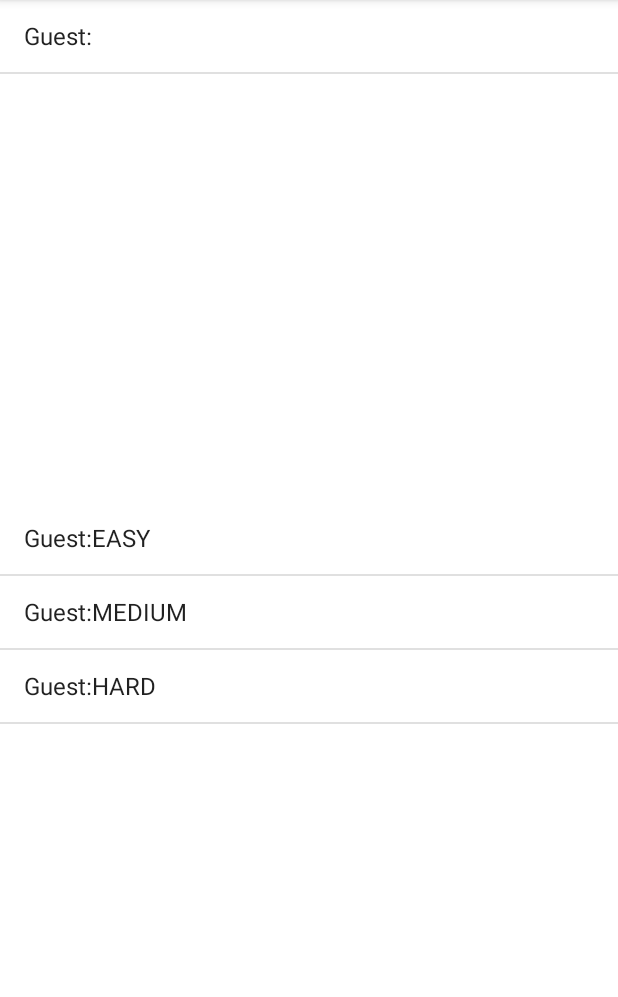
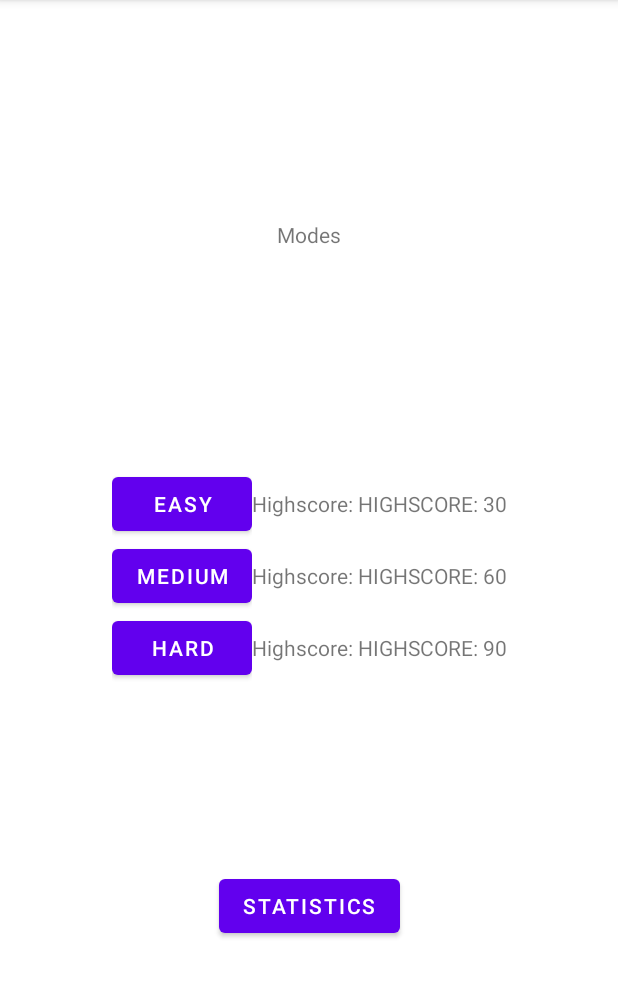
Before and after one commit to DGMGIT/memory_math, an Android app: the screen it shows after launch (TestDB before the commit, ModeSelector after it), after a tap on "LOGIN", on a phone screen of 412 x 824 dp, the part 84-1081 px from its top. Run offline under Robolectric (Android 15) with nearby library versions, the phone set to English and light mode, and no system bars.

Commit message:
update add mode selector

```diff
--- a/app/src/main/java/au/edu/jcu/my/memory_math/GameData.java
+++ b/app/src/main/java/au/edu/jcu/my/memory_math/GameData.java
@@ -47,13 +47,13 @@ public class GameData extends SQLiteOpenHelper {
                 + "\"" + username + "\"," + "\"" + password + "\");";
 
         String sqlCode1 = "INSERT INTO "+TABLE2+" (USERNAME, MODE, HIGHSCORE) VALUES("
-                + "\"" + username + "\"," + "\"" + "EASY" + "\"," + "\"" + "HIGHSCORE: 0" + "\");";
+                + "\"" + username + "\"," + "\"" + "EASY" + "\"," + "\"" + "HIGHSCORE: 30" + "\");";
 
         String sqlCode2 = "INSERT INTO "+TABLE2+" (USERNAME, MODE, HIGHSCORE) VALUES("
-                + "\"" + username + "\"," + "\"" + "MEDIUM" + "\"," + "\"" + "HIGHSCORE: 0" + "\");";
+                + "\"" + username + "\"," + "\"" + "MEDIUM" + "\"," + "\"" + "HIGHSCORE: 60" + "\");";
 
         String sqlCode3 = "INSERT INTO "+TABLE2+" (USERNAME, MODE, HIGHSCORE) VALUES("
-                + "\"" + username + "\"," + "\"" + "HARD" + "\"," + "\"" + "HIGHSCORE: 0" + "\");";
+                + "\"" + username + "\"," + "\"" + "HARD" + "\"," + "\"" + "HIGHSCORE: 90" + "\");";
 
 
         System.out.println(sqlCode0);
@@ -101,14 +101,45 @@ public class GameData extends SQLiteOpenHelper {
 
         Cursor cursor = database.rawQuery("SELECT * FROM " + table + ";", null);
 
+        int numCol = cursor.getColumnCount();
+
+        List<String> resultAll = new ArrayList<>();
+        StringBuilder result;
+        while (cursor.moveToNext()){
+//            int id = cursor.getInt(0);
+            int i;
+            result = new StringBuilder();
+            for(i = 0; i < numCol; i++) {
+                if (result.toString().equals("")) {
+                    String data = cursor.getString(i);
+                    result.append(data);
+                }
+                else {
+                    result.append(":");
+                    String data = cursor.getString(i);
+                    result.append(data);
+                }
+            }
+            System.out.println("data record contains; " + result );
+            resultAll.add("" + result);
+        }
+        cursor.close();
+        database.close();
+
+        return resultAll;
+    }
+
+    public List<String> getSelect(String table, int i){
+        SQLiteDatabase database = this.getReadableDatabase();
+
+        Cursor cursor = database.rawQuery("SELECT * FROM " + table + " ; ", null);
+
         List<String> result = new ArrayList<>();
         while (cursor.moveToNext()){
-//            int id = cursor.getInt(0);
-            String username = cursor.getString(0);
-            String password = cursor.getString(1);
-            System.out.println("data record contains; " + username + password );
+            String select = cursor.getString(i);
+            System.out.println("data record contains; " + select);
 
-            result.add(username + ":" + password);
+            result.add(select);
         }
         cursor.close();
         database.close();
@@ -116,10 +147,10 @@ public class GameData extends SQLiteOpenHelper {
         return result;
     }
 
-    public List<String> getSelect(String table, int i){
+    public List<String> getSelectBased (String data,String table, int i,String username){
         SQLiteDatabase database = this.getReadableDatabase();
 
-        Cursor cursor = database.rawQuery("SELECT * FROM " + table + ";", null);
+        Cursor cursor = database.rawQuery("SELECT * FROM " + table + " WHERE INSTR(" + data + ", " + "\"" + username + "\"" + ");", null);
 
         List<String> result = new ArrayList<>();
         while (cursor.moveToNext()){
--- a/app/src/main/java/au/edu/jcu/my/memory_math/Login.java
+++ b/app/src/main/java/au/edu/jcu/my/memory_math/Login.java
@@ -118,7 +118,12 @@ public class Login extends Fragment implements View.OnClickListener {
     }
 
     public void buttonPressed() {
-        Intent intent = new Intent(thisContext, TestDB.class);
+
+        List<String> users = gameData.getSelect("USERS", 0);
+        String name = users.get(userID);
+
+        Intent intent = new Intent(thisContext, ModeSelector.class);
+        intent.putExtra("username",name);
         startActivity(intent);
         getActivity().finish();
     }
--- /dev/null
+++ b/app/src/main/java/au/edu/jcu/my/memory_math/ModeSelector.java
@@ -0,0 +1,67 @@
+package au.edu.jcu.my.memory_math;
+
+import androidx.appcompat.app.AppCompatActivity;
+
+import android.os.Bundle;
+import android.widget.Button;
+import android.widget.TextView;
+
+import java.util.List;
+
+public class ModeSelector extends AppCompatActivity {
+
+    private String username;
+    private GameData gameData;
+
+    private TextView HSEasy;
+    private TextView HSMedium;
+    private TextView HShard;
+
+    private Button easy;
+    private Button medium;
+    private Button hard;
+
+    @Override
+    protected void onCreate(Bundle savedInstanceState) {
+        super.onCreate(savedInstanceState);
+        setContentView(R.layout.activity_mode_selector);
+
+        username = getIntent().getStringExtra("username");
+
+//        Bundle extras = getIntent().getExtras();
+//        if (extras != null) {
+//            username = extras.getString("username");
+//        }
+
+        gameData = new GameData(this);
+
+
+
+        HSEasy = findViewById(R.id.Highscore_easy);
+        setHighscores(0, HSEasy);
+        HSMedium = findViewById(R.id.Highscore_medium);
+        setHighscores(1, HSMedium);
+        HShard = findViewById(R.id.Highscore_hard);
+        setHighscores(2, HShard);
+
+        easy = findViewById(R.id.button_mode_easy);
+        easy.setOnClickListener(v -> buttonPressed());
+        medium = findViewById(R.id.button_mode_medium);
+        medium.setOnClickListener(v -> buttonPressed());
+        hard = findViewById(R.id.button_mode_hard);
+        hard.setOnClickListener(v -> buttonPressed());
+
+
+    }
+
+
+    public void setHighscores(int i, TextView v) {
+        List<String> scores = gameData.getSelectBased("USERNAME", "MODE", 2, username);
+        String score = scores.get(i);
+        v.setText(String.format("Highscore: %s", score));
+    }
+
+    public void buttonPressed() {
+
+    }
+}
--- /dev/null
+++ b/app/src/main/res/layout/activity_mode_selector.xml
@@ -0,0 +1,95 @@
+<?xml version="1.0" encoding="utf-8"?>
+<androidx.constraintlayout.widget.ConstraintLayout xmlns:android="http://schemas.android.com/apk/res/android"
+    xmlns:app="http://schemas.android.com/apk/res-auto"
+    xmlns:tools="http://schemas.android.com/tools"
+    android:layout_width="match_parent"
+    android:layout_height="match_parent"
+    tools:context=".ModeSelector">
+
+    <TextView
+        android:id="@+id/title_modes"
+        android:layout_width="wrap_content"
+        android:layout_height="wrap_content"
+        android:text="@string/modes"
+        app:layout_constraintBottom_toTopOf="@+id/linearLayout"
+        app:layout_constraintEnd_toEndOf="parent"
+        app:layout_constraintStart_toStartOf="parent"
+        app:layout_constraintTop_toTopOf="parent" />
+
+    <LinearLayout
+        android:id="@+id/linearLayout"
+        android:layout_width="wrap_content"
+        android:layout_height="wrap_content"
+        android:orientation="horizontal"
+        app:layout_constraintBottom_toBottomOf="parent"
+        app:layout_constraintEnd_toEndOf="parent"
+        app:layout_constraintStart_toStartOf="parent"
+        app:layout_constraintTop_toTopOf="parent">
+
+        <LinearLayout
+            android:layout_width="match_parent"
+            android:layout_height="match_parent"
+            android:orientation="vertical">
+
+            <Button
+                android:id="@+id/button_mode_easy"
+                android:layout_width="match_parent"
+                android:layout_height="wrap_content"
+                android:text="@string/easy" />
+
+            <Button
+                android:id="@+id/button_mode_medium"
+                android:layout_width="match_parent"
+                android:layout_height="wrap_content"
+                android:text="@string/medium" />
+
+            <Button
+                android:id="@+id/button_mode_hard"
+                android:layout_width="match_parent"
+                android:layout_height="wrap_content"
+                android:text="@string/hard" />
+        </LinearLayout>
+
+        <LinearLayout
+            android:layout_width="match_parent"
+            android:layout_height="match_parent"
+            android:orientation="vertical">
+
+            <TextView
+                android:id="@+id/Highscore_easy"
+                android:layout_width="match_parent"
+                android:layout_height="wrap_content"
+                android:layout_weight="1"
+                android:gravity="center"
+                android:text="@string/highscore_0" />
+
+            <TextView
+                android:id="@+id/Highscore_medium"
+                android:layout_width="match_parent"
+                android:layout_height="wrap_content"
+                android:layout_weight="1"
+                android:gravity="center"
+                android:text="@string/highscore_0" />
+
+            <TextView
+                android:id="@+id/Highscore_hard"
+                android:layout_width="match_parent"
+                android:layout_height="wrap_content"
+                android:layout_weight="1"
+                android:gravity="center"
+                android:text="@string/highscore_0" />
+        </LinearLayout>
+    </LinearLayout>
+
+    <Button
+        android:id="@+id/button_statistics"
+        android:layout_width="wrap_content"
+        android:layout_height="wrap_content"
+        android:layout_marginBottom="16dp"
+        android:text="@string/statistics"
+        app:layout_constraintBottom_toBottomOf="parent"
+        app:layout_constraintEnd_toEndOf="parent"
+        app:layout_constraintStart_toStartOf="parent"
+        app:layout_constraintTop_toBottomOf="@+id/linearLayout" />
+
+</androidx.constraintlayout.widget.ConstraintLayout>
--- a/app/src/main/res/values/strings.xml
+++ b/app/src/main/res/values/strings.xml
@@ -6,4 +6,12 @@
     <string name="password">Password</string>
     <string name="username">username</string>
     <string name="signup">Signup</string>
+    <!-- TODO: Remove or change this placeholder text -->
+    <string name="hello_blank_fragment">Hello blank fragment</string>
+    <string name="highscore_0">Highscore: 0</string>
+    <string name="statistics">statistics</string>
+    <string name="hard">Hard</string>
+    <string name="medium">Medium</string>
+    <string name="easy">Easy</string>
+    <string name="modes">Modes</string>
 </resources>
```
Also changed, not shown: app/src/main/AndroidManifest.xml (+7 -4 lines), app/src/main/java/au/edu/jcu/my/memory_math/DiceRoll.java (+5 -7 lines), app/src/main/java/au/edu/jcu/my/memory_math/ModeEasyAnswer.java (added, +30 -0 lines), app/src/main/java/au/edu/jcu/my/memory_math/ModeEasyRun.java (added, +29 -0 lines), app/src/main/java/au/edu/jcu/my/memory_math/ModeEasyStart.java (added, +31 -0 lines), app/src/main/res/layout/fragment_mode_easy_answer.xml (added, +14 -0 lines), app/src/main/res/layout/fragment_mode_easy_run.xml (added, +14 -0 lines), app/src/main/res/layout/fragment_mode_easy_start.xml (added, +14 -0 lines).
